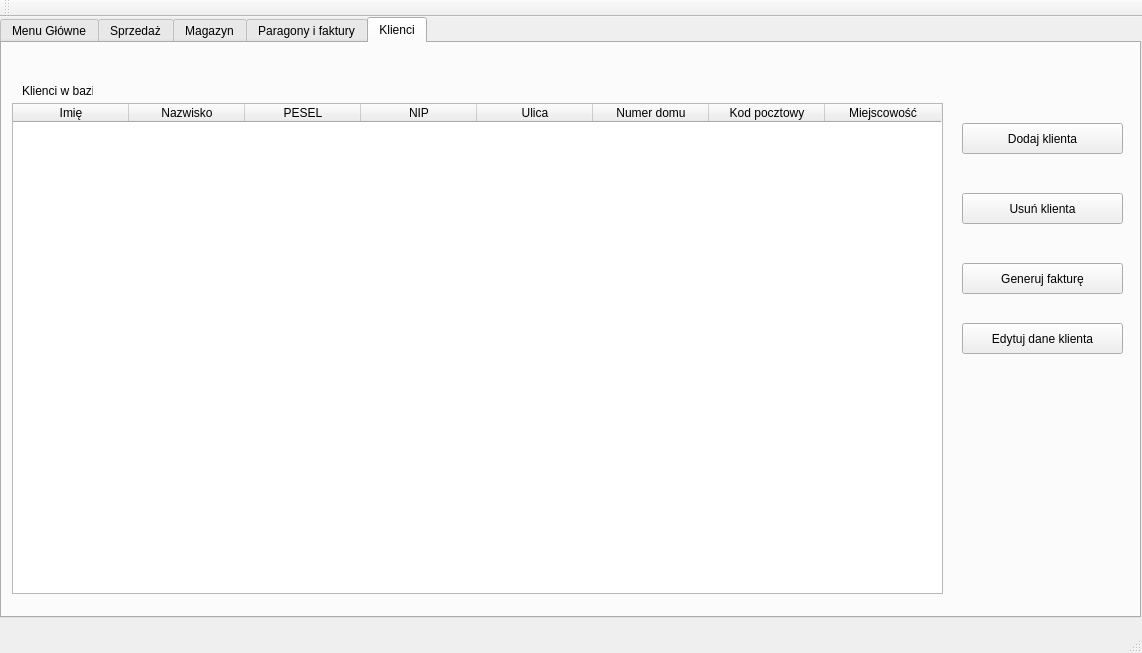
Old version of the form mainwindow.ui in the repository SzymiJimi/TeamProject.
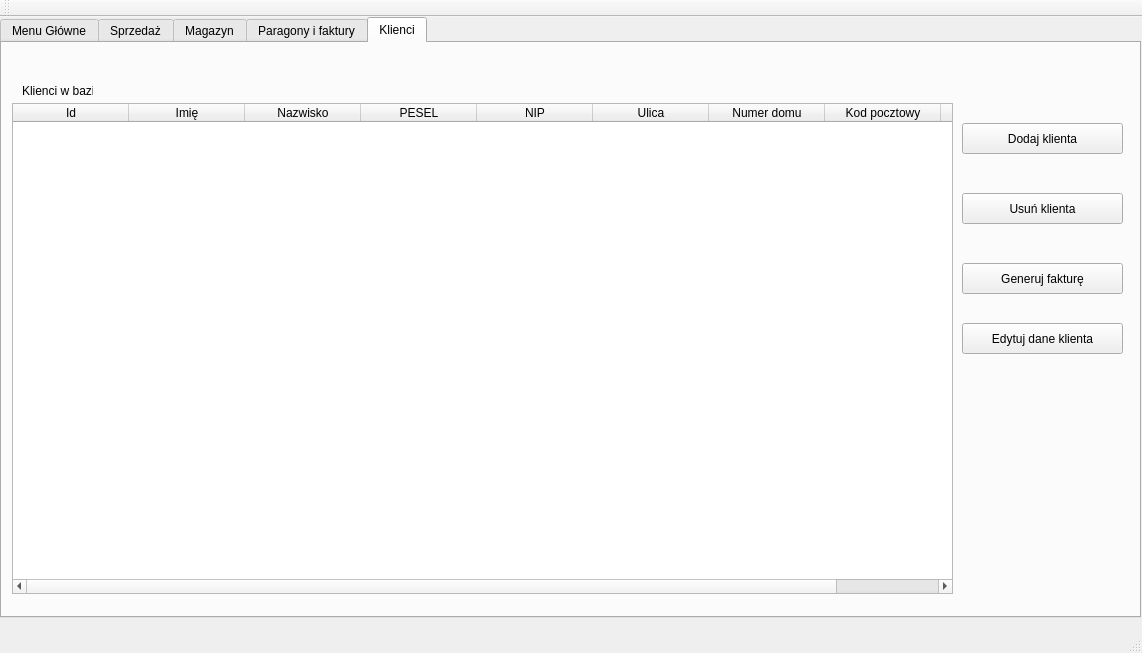
New version of the form.

```diff
--- a/mainwindow.ui
+++ b/mainwindow.ui
@@ -533,7 +533,7 @@
        <rect>
         <x>10</x>
         <y>60</y>
-        <width>931</width>
+        <width>941</width>
         <height>491</height>
        </rect>
       </property>
@@ -546,6 +546,11 @@
       <attribute name="horizontalHeaderDefaultSectionSize">
        <number>116</number>
       </attribute>
+      <column>
+       <property name="text">
+        <string>Id</string>
+       </property>
+      </column>
       <column>
        <property name="text">
         <string>Imię</string>
```
